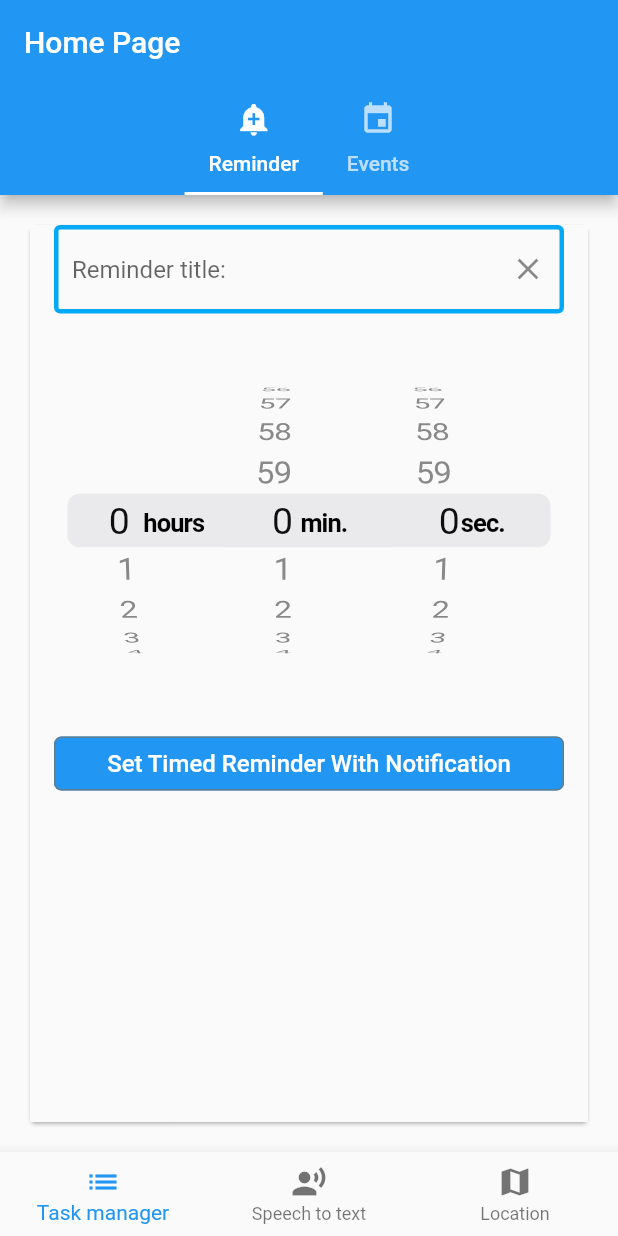
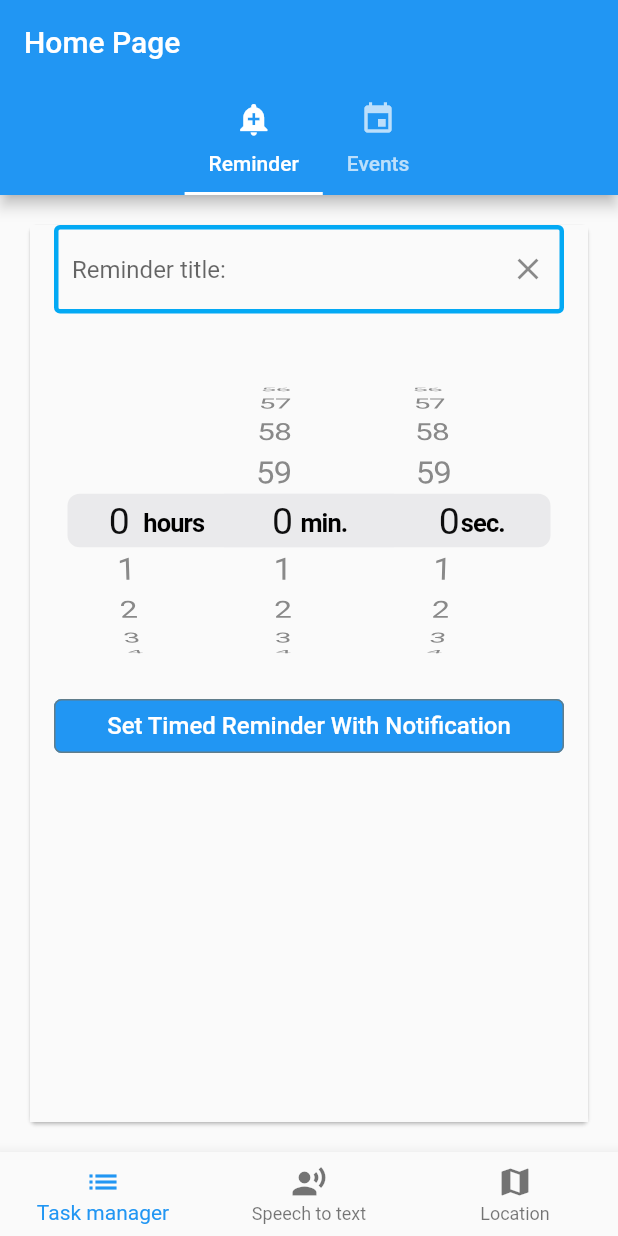
Before and after one commit to anannyasaha/Task-Management-app, a Flutter app: the screen it shows after launch, on a phone screen of 412 x 824 dp. Run offline on Flutter 3.47's test engine with Material 2 defaults, Android fonts, the phone set to English and light mode, and no system bars; our stand-ins replace avatar_glow, cloud_firestore, firebase_core, flutter_local_notifications, flutter_map, geolocator and 4 more; missing offline and left inert: flutter_email_sender, highlight_text; accounts and stored records are empty; statements that could not run were skipped.

Commit message:
the sizedbox

```diff
--- a/PlannerApp/lib/main.dart
+++ b/PlannerApp/lib/main.dart
@@ -228,7 +228,7 @@ class _MainPageState extends State<MainPage> {
                 });
               },
             ),
-          ), SizedBox(height: 30.0),
+          ), SizedBox(height: 5.0),
 
           FlatButton(
             shape: RoundedRectangleBorder(
@@ -238,7 +238,9 @@ class _MainPageState extends State<MainPage> {
             color: Colors.blue,
             textColor: Colors.white,
             child: new Text('Set Timed Reminder With Notification',
-                style: new TextStyle(fontSize: 16.0)),
+                textAlign: TextAlign.center,
+                style: new TextStyle(fontSize: 16.0)
+            ),
           )
         ],
       )
```
